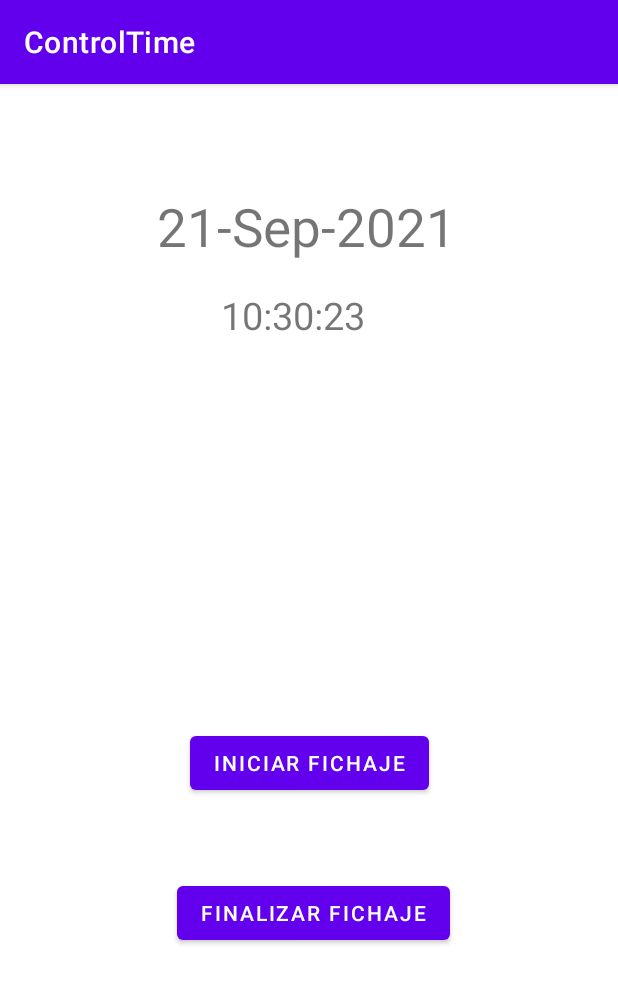
After one commit to cristianCeba/ControlTime, an Android app: the Activity_fichaje screen opened directly, with no data from a screen before it, on a phone screen of 412 x 824 dp. The commit adds this screen. Shown: the top 983 px of the screen. Run offline under Robolectric (Android 15) with nearby library versions, the phone set to English and light mode, and no system bars.

Commit message:
actividad de fichaje modificada

```diff
--- a/app/src/main/AndroidManifest.xml
+++ b/app/src/main/AndroidManifest.xml
@@ -9,7 +9,8 @@
         android:label="@string/app_name"
         android:supportsRtl="true"
         android:theme="@style/Theme.ControlTime">
-        <activity android:name=".MenuPrincipalActivity"></activity>
+        <activity android:name=".Activity_fichaje"></activity>
+        <activity android:name=".MenuPrincipalActivity" />
         <activity android:name=".ResetPasswordActivity" />
         <activity android:name=".InsertUserActivity" />
         <activity android:name=".MainActivity" />
--- /dev/null
+++ b/app/src/main/java/com/example/controltime/Activity_fichaje.java
@@ -0,0 +1,45 @@
+package com.example.controltime;
+
+import androidx.appcompat.app.AppCompatActivity;
+
+import android.os.Bundle;
+import android.widget.Button;
+import android.widget.TextView;
+
+import java.text.DateFormat;
+import java.text.SimpleDateFormat;
+import java.util.Date;
+import java.util.Timer;
+import java.util.TimerTask;
+
+public class Activity_fichaje extends AppCompatActivity {
+
+    //btnIniFichaje --> Botón que inicia el fichaje.
+    //btnFinFichaje --> Botón que finaliza el fichaje.
+    Button btnIniFichaje,btnFinFichaje;
+    //textMostHora --> Muestra por pantalla la hora actualizada
+    //textMostDia --> Muestra por pantalla el dia y el mes actualizado
+    TextView textMostHora, textMostDia;
+    Date hora;
+    @Override
+    protected void onCreate(Bundle savedInstanceState) {
+        super.onCreate(savedInstanceState);
+        setContentView(R.layout.activity_fichaje);
+
+        btnIniFichaje = findViewById(R.id.btnInicioFichaje);
+        btnFinFichaje = findViewById(R.id.btnFinFichaje);
+        textMostHora = findViewById(R.id.textHora);
+        textMostDia = findViewById(R.id.textDia);
+
+        String date = new SimpleDateFormat("dd-MMM-yyyy").format(new Date());
+        DateFormat dateFormat = new SimpleDateFormat("HH:mm:ss");
+        hora = new Date();
+
+        // textView is the TextView view that should display it
+        textMostDia.setText(date);
+        textMostHora.setText(dateFormat.format(hora));
+
+
+    }
+
+}
--- /dev/null
+++ b/app/src/main/java/com/example/controltime/MainActivityUser.java
@@ -0,0 +1,14 @@
+package com.example.controltime;
+
+import androidx.appcompat.app.AppCompatActivity;
+
+import android.os.Bundle;
+
+public class MainActivityUser extends AppCompatActivity {
+
+    @Override
+    protected void onCreate(Bundle savedInstanceState) {
+        super.onCreate(savedInstanceState);
+        setContentView(R.layout.activity_main_user);
+    }
+}
--- a/app/src/main/java/com/example/controltime/MenuPrincipalActivity.java
+++ b/app/src/main/java/com/example/controltime/MenuPrincipalActivity.java
@@ -2,14 +2,28 @@ package com.example.controltime;
 
 import androidx.appcompat.app.AppCompatActivity;
 
+import android.content.Intent;
 import android.os.Bundle;
+import android.view.View;
+import android.widget.ImageButton;
 
 public class MenuPrincipalActivity extends AppCompatActivity {
 
+    ImageButton btnFichaje;
     @Override
     protected void onCreate(Bundle savedInstanceState) {
         super.onCreate(savedInstanceState);
         setContentView(R.layout.activity_menu_principal);
         getSupportActionBar().hide();
+
+        btnFichaje = findViewById(R.id.btnFichaje);
+
+        btnFichaje.setOnClickListener(new View.OnClickListener() {
+            @Override
+            public void onClick(View v) {
+                Intent intent = new Intent(getApplicationContext(),Activity_fichaje.class);
+                startActivity(intent);
+            }
+        });
     }
 }
--- a/app/src/main/java/com/example/controltime/ResetPasswordActivity.java
+++ b/app/src/main/java/com/example/controltime/ResetPasswordActivity.java
@@ -25,6 +25,7 @@ public class ResetPasswordActivity extends AppCompatActivity {
     private FirebaseAuth mAuth;
     String emailEscrito;
     Utils utils;
+
 
     @Override
     protected void onCreate(Bundle savedInstanceState) {
--- /dev/null
+++ b/app/src/main/res/layout/activity_fichaje.xml
@@ -0,0 +1,57 @@
+<?xml version="1.0" encoding="utf-8"?>
+<androidx.constraintlayout.widget.ConstraintLayout xmlns:android="http://schemas.android.com/apk/res/android"
+    xmlns:app="http://schemas.android.com/apk/res-auto"
+    xmlns:tools="http://schemas.android.com/tools"
+    android:layout_width="match_parent"
+    android:layout_height="match_parent"
+    tools:context=".Activity_fichaje">
+
+    <TextView
+        android:id="@+id/textHora"
+        android:layout_width="wrap_content"
+        android:layout_height="wrap_content"
+        android:text="10:30"
+        android:textSize="25dp"
+        app:layout_constraintBottom_toBottomOf="parent"
+        app:layout_constraintEnd_toEndOf="parent"
+        app:layout_constraintHorizontal_bias="0.467"
+        app:layout_constraintStart_toStartOf="parent"
+        app:layout_constraintTop_toTopOf="parent"
+        app:layout_constraintVertical_bias="0.186" />
+
+    <TextView
+        android:id="@+id/textDia"
+        android:layout_width="wrap_content"
+        android:layout_height="wrap_content"
+        android:text="Miercoles 20 Osctubre"
+        android:textSize="35dp"
+        app:layout_constraintBottom_toBottomOf="parent"
+        app:layout_constraintEnd_toEndOf="parent"
+        app:layout_constraintHorizontal_bias="0.491"
+        app:layout_constraintStart_toStartOf="parent"
+        app:layout_constraintTop_toTopOf="parent"
+        app:layout_constraintVertical_bias="0.099" />
+
+    <Button
+        android:id="@+id/btnInicioFichaje"
+        android:layout_width="wrap_content"
+        android:layout_height="wrap_content"
+        android:text="Iniciar Fichaje"
+        app:layout_constraintBottom_toBottomOf="parent"
+        app:layout_constraintEnd_toEndOf="parent"
+        app:layout_constraintStart_toStartOf="parent"
+        app:layout_constraintTop_toTopOf="parent"
+        app:layout_constraintVertical_bias="0.595" />
+
+    <Button
+        android:id="@+id/btnFinFichaje"
+        android:layout_width="wrap_content"
+        android:layout_height="wrap_content"
+        android:text="Finalizar fichaje"
+        app:layout_constraintBottom_toBottomOf="parent"
+        app:layout_constraintEnd_toEndOf="parent"
+        app:layout_constraintHorizontal_bias="0.512"
+        app:layout_constraintStart_toStartOf="parent"
+        app:layout_constraintTop_toTopOf="parent"
+        app:layout_constraintVertical_bias="0.734" />
+</androidx.constraintlayout.widget.ConstraintLayout>
--- /dev/null
+++ b/app/src/main/res/layout/activity_main_user.xml
@@ -0,0 +1,7 @@
+<?xml version="1.0" encoding="utf-8"?>
+<androidx.constraintlayout.widget.ConstraintLayout xmlns:android="http://schemas.android.com/apk/res/android"
+    xmlns:app="http://schemas.android.com/apk/res-auto"
+    xmlns:tools="http://schemas.android.com/tools"
+    android:layout_width="match_parent"
+    android:layout_height="match_parent"
+    tools:context=".MainActivityUser"/>
```
